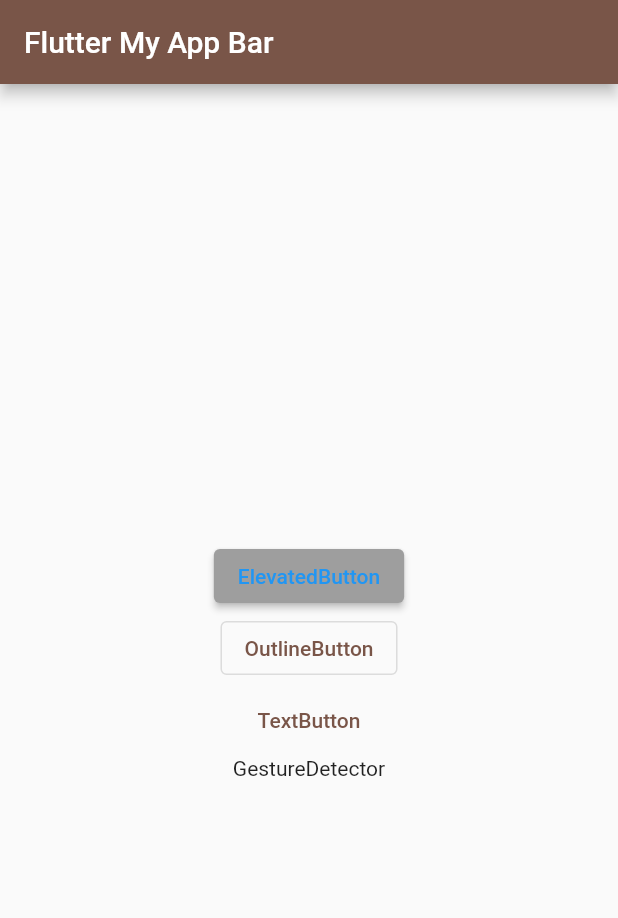
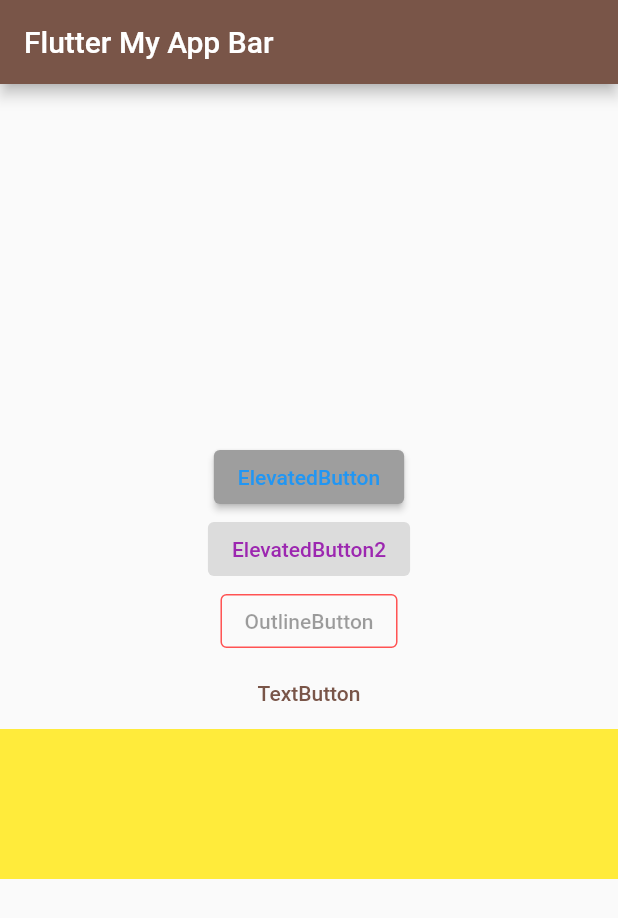
Before and after one commit to Juwon-Yun/LearnFlutter, a Flutter app: the screen it shows after launch, on a phone screen of 412 x 824 dp. Shown: the top 918 px of the screen. Run offline on Flutter 3.47's test engine with Material 2 defaults, Android fonts, the phone set to English and light mode, and no system bars.

Commit message:
feat: GestureDetector

```diff
--- a/lib/page/buttons.dart
+++ b/lib/page/buttons.dart
@@ -1,4 +1,3 @@
-import 'package:flutter/cupertino.dart';
 import 'package:flutter/material.dart';
 
 class MyButtons extends StatelessWidget {
@@ -29,9 +28,37 @@ class MyButtons extends StatelessWidget {
               // button의 child에 직접적으로 style을 넣는 것은 권장하지 않는다.
               // child의 style이 상위 위젯의 스타일보다 우선적으로 적용되기 때문에.
               child: const Text("ElevatedButton")),
-          OutlinedButton(onPressed: (){ print("OutlinedButton");}, child: const Text("OutlineButton")),
+          ElevatedButton(
+            // press event를 null로 하면 disabled된다.
+              onPressed: null,
+              style: ElevatedButton.styleFrom(
+                  primary: Colors.grey,
+                  onPrimary: Colors.blue,
+                // surface는 단순 컬러값만 받는다.
+                onSurface: Colors.purple,
+              ),
+              // button의 child에 직접적으로 style을 넣는 것은 권장하지 않는다.
+              // child의 style이 상위 위젯의 스타일보다 우선적으로 적용되기 때문에.
+              child: const Text("ElevatedButton2")),
+          OutlinedButton(
+            onPressed: null,
+            child: const Text("OutlineButton"),
+            style: OutlinedButton.styleFrom(
+                primary: Colors.blue,
+                // 버튼이 비활성화 되었을때의 border값은 다른 방식으로 적용해야한다.
+                side: const BorderSide(color: Colors.redAccent)),
+          ),
           TextButton(onPressed: (){ print("TextButton");}, child: const Text("TextButton")),
-          GestureDetector(onTap: (){ print("GestureDetector");}, child: const Text("GestureDetector"),)
+          // 제스터 디텍터의 on 접두어 내장 메소드의 다양한 제스처를 감지 할 수 있다.
+          // 버튼을 사용하기 애매할때 버튼의 이벤트만 가져올 수 있는 위젯이다.
+          GestureDetector(
+            onTap: (){ print("GestureDetector");},
+
+            onTapDown: (detail){
+              print("gesture ${detail.kind} | ${detail.globalPosition}");
+            },
+            child: Container(color: Colors.yellow, height: 100
+              ,))
         ],
       ),
       )
```
